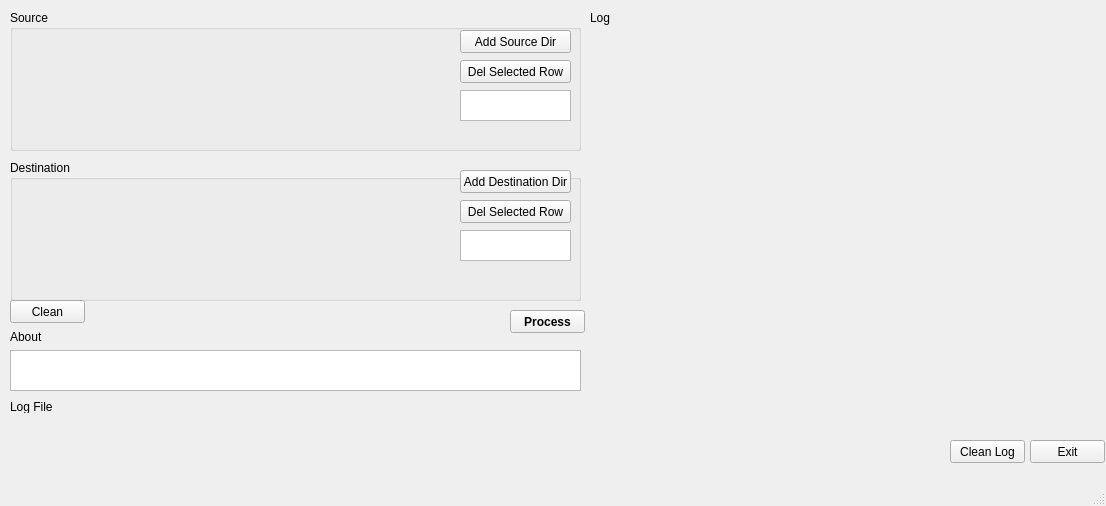
Old version of the form pyqt/copyfiles_main_wdw.ui in the repository cratzerdigitalreef/CopyFiles.
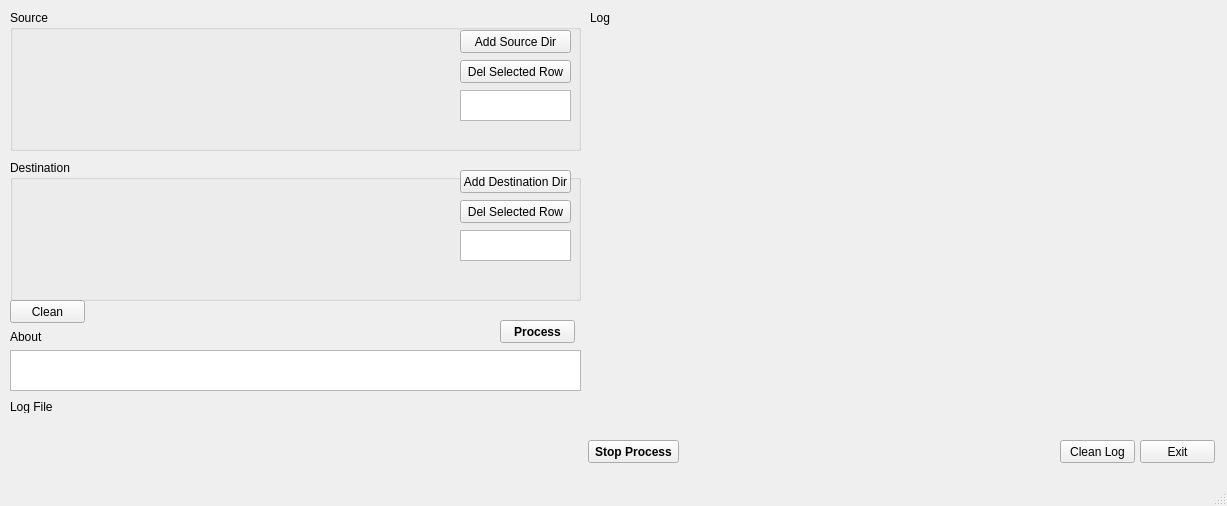
New version of the form.

Diff of the .ui file:
```diff
--- a/pyqt/copyfiles_main_wdw.ui
+++ b/pyqt/copyfiles_main_wdw.ui
@@ -6,7 +6,7 @@
    <rect>
     <x>0</x>
     <y>0</y>
-    <width>1106</width>
+    <width>1227</width>
     <height>506</height>
    </rect>
   </property>
@@ -17,8 +17,8 @@
    <widget class="QPushButton" name="pbProcess">
     <property name="geometry">
      <rect>
-      <x>510</x>
-      <y>310</y>
+      <x>500</x>
+      <y>320</y>
       <width>75</width>
       <height>23</height>
      </rect>
@@ -62,7 +62,7 @@
    <widget class="QPushButton" name="CmdExit">
     <property name="geometry">
      <rect>
-      <x>1030</x>
+      <x>1140</x>
       <y>440</y>
       <width>75</width>
       <height>23</height>
@@ -224,7 +224,7 @@
    <widget class="QPushButton" name="pbCleanLog">
     <property name="geometry">
      <rect>
-      <x>950</x>
+      <x>1060</x>
       <y>440</y>
       <width>75</width>
       <height>23</height>
@@ -239,7 +239,7 @@
      <rect>
       <x>590</x>
       <y>30</y>
-      <width>511</width>
+      <width>621</width>
       <height>401</height>
      </rect>
     </property>
@@ -269,6 +269,25 @@
     </property>
     <layout class="QVBoxLayout" name="verticalLayoutLogFile"/>
    </widget>
+   <widget class="QPushButton" name="pbStop">
+    <property name="geometry">
+     <rect>
+      <x>588</x>
+      <y>440</y>
+      <width>91</width>
+      <height>23</height>
+     </rect>
+    </property>
+    <property name="font">
+     <font>
+      <weight>75</weight>
+      <bold>true</bold>
+     </font>
+    </property>
+    <property name="text">
+     <string>Stop Process</string>
+    </property>
+   </widget>
   </widget>
   <widget class="QMenuBar" name="menubar">
    <property name="geometry">
```
Left out of the diff: 2 changed lines with no effect on the pictures.
